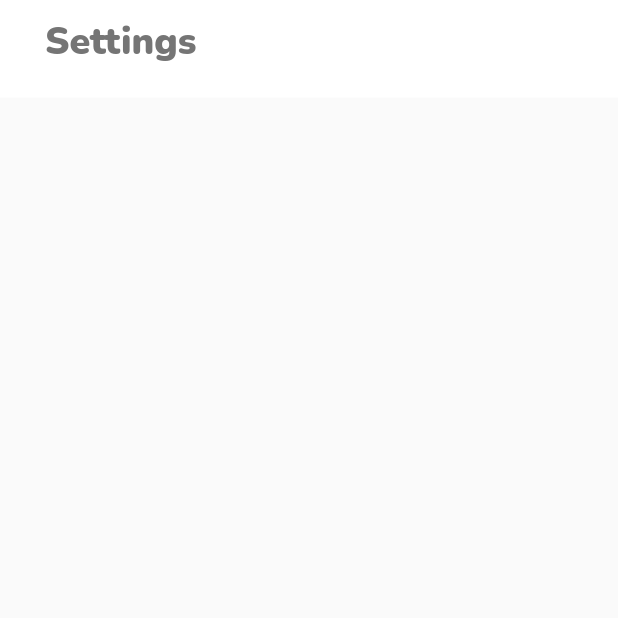
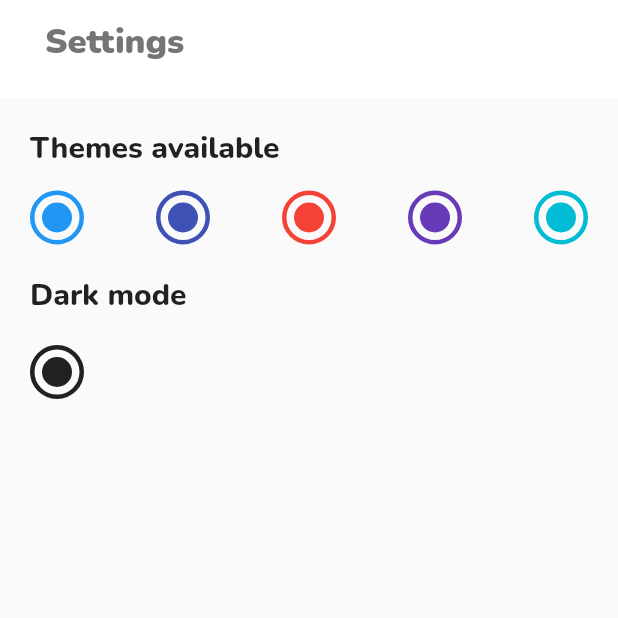
Before and after one commit to yogesh-hackx/Unknown_startup, a Flutter app: the SettingsScreen screen opened directly, on a phone screen of 412 x 824 dp, the top half of it. Run offline on Flutter 3.47's test engine with Material 2 defaults, Android fonts, the phone set to English and light mode, and no system bars; our stand-ins replace badges, cached_network_image, chewie, cloud_firestore, file_picker, firebase_auth and 12 more; missing offline and left inert: agora_rtc_engine, chat_pickers, flutter_downloader, video_compress, video_thumbnail; accounts and stored records are empty; network calls fail.

Commit message:
theme added

```diff
--- a/lib/main.dart
+++ b/lib/main.dart
@@ -2,6 +2,7 @@ import 'package:application_unknown/firebase/FirebaseMethods.dart';
 import 'package:application_unknown/helper/helper.dart';
 import 'package:flutter/material.dart';
 import 'package:flutter_downloader/flutter_downloader.dart';
+import 'package:google_fonts/google_fonts.dart';
 import 'package:intl/intl.dart';
 
 void main() async {
@@ -44,6 +45,22 @@ class _MyAppState extends State<MyApp> with WidgetsBindingObserver {
     return MaterialApp(
       debugShowCheckedModeBanner: false,
       title: 'Flutter Demo',
+      theme: ThemeData(
+          floatingActionButtonTheme: FloatingActionButtonThemeData(
+            backgroundColor: Color.fromRGBO(109, 175, 254, 1),
+          ),
+          buttonColor: Color.fromRGBO(109, 175, 254, 1),
+          bottomNavigationBarTheme: BottomNavigationBarThemeData(
+            type: BottomNavigationBarType.fixed,
+            selectedItemColor: Colors.blue[800],
+            unselectedItemColor: Colors.grey[700],
+            selectedLabelStyle: GoogleFonts.nunito(
+              fontWeight: FontWeight.bold,
+            ),
+            unselectedLabelStyle: GoogleFonts.nunito(
+              fontWeight: FontWeight.bold,
+            ),
+          )),
       initialRoute: '/',
       routes: {
         '/': (context) => Helper(),
--- a/lib/screens/home_screen.dart
+++ b/lib/screens/home_screen.dart
@@ -93,15 +93,6 @@ class _HomeScreenState extends State<HomeScreen> {
             ],
             currentIndex: currentIndex,
             onTap: navigation,
-            type: BottomNavigationBarType.fixed,
-            selectedItemColor: Color.fromRGBO(67, 127, 199, 1),
-            unselectedItemColor: Colors.grey[700],
-            selectedLabelStyle: GoogleFonts.nunito(
-              fontWeight: FontWeight.bold,
-            ),
-            unselectedLabelStyle: GoogleFonts.nunito(
-              fontWeight: FontWeight.bold,
-            ),
           ),
         ),
       ),
--- a/lib/screens/settings_screen.dart
+++ b/lib/screens/settings_screen.dart
@@ -20,12 +20,118 @@ class _SettingsScreenState extends State<SettingsScreen> {
             "Settings",
             style: GoogleFonts.nunito(
                 color: Colors.grey[600],
-                fontSize: 25,
+                fontSize: 23,
                 fontWeight: FontWeight.w900),
           ),
           backgroundColor: Colors.white,
         ),
       ),
+      body: ListView(
+        children: [
+          Container(
+            margin: const EdgeInsets.all(10),
+            padding: const EdgeInsets.all(10),
+            decoration: BoxDecoration(
+              borderRadius: BorderRadius.circular(10),
+            ),
+            child: Column(
+              mainAxisAlignment: MainAxisAlignment.start,
+              crossAxisAlignment: CrossAxisAlignment.start,
+              children: [
+                Container(
+                  child: Container(
+                    child: Text("Themes available",
+                        style: GoogleFonts.nunito(
+                            fontWeight: FontWeight.w800,
+                            fontSize: 20,
+                            color: Colors.black87)),
+                  ),
+                ),
+                Container(
+                  margin: EdgeInsets.only(top: 15),
+                  child: Row(
+                    mainAxisAlignment: MainAxisAlignment.spaceBetween,
+                    children: [
+                      Container(
+                        padding: const EdgeInsets.all(5),
+                        decoration: BoxDecoration(
+                            borderRadius: BorderRadius.circular(1000),
+                            border: Border.all(color: Colors.blue, width: 3)),
+                        child: const CircleAvatar(
+                          radius: 10,
+                          backgroundColor: Colors.blue,
+                        ),
+                      ),
+                      Container(
+                        padding: const EdgeInsets.all(5),
+                        decoration: BoxDecoration(
+                            borderRadius: BorderRadius.circular(1000),
+                            border: Border.all(color: Colors.indigo, width: 3)),
+                        child: const CircleAvatar(
+                          radius: 10,
+                          backgroundColor: Colors.indigo,
+                        ),
+                      ),
+                      Container(
+                        padding: const EdgeInsets.all(5),
+                        decoration: BoxDecoration(
+                            borderRadius: BorderRadius.circular(1000),
+                            border: Border.all(color: Colors.red, width: 3)),
+                        child: const CircleAvatar(
+                          radius: 10,
+                          backgroundColor: Colors.red,
+                        ),
+                      ),
+                      Container(
+                        padding: const EdgeInsets.all(5),
+                        decoration: BoxDecoration(
+                            borderRadius: BorderRadius.circular(1000),
+                            border:
+                                Border.all(color: Colors.deepPurple, width: 3)),
+                        child: const CircleAvatar(
+                          radius: 10,
+                          backgroundColor: Colors.deepPurple,
+                        ),
+                      ),
+                      Container(
+                        padding: const EdgeInsets.all(5),
+                        decoration: BoxDecoration(
+                            borderRadius: BorderRadius.circular(1000),
+                            border: Border.all(color: Colors.cyan, width: 3)),
+                        child: const CircleAvatar(
+                          radius: 10,
+                          backgroundColor: Colors.cyan,
+                        ),
+                      ),
+                    ],
+                  ),
+                ),
+                Container(
+                  child: Container(
+                    margin: EdgeInsets.only(top: 20),
+                    child: Text("Dark mode",
+                        style: GoogleFonts.nunito(
+                            fontWeight: FontWeight.w800,
+                            fontSize: 20,
+                            color: Colors.black87)),
+                  ),
+                ),
+                Container(
+                  margin: EdgeInsets.only(top: 20),
+                  padding: const EdgeInsets.all(5),
+                  decoration: BoxDecoration(
+                      borderRadius: BorderRadius.circular(1000),
+                      border: Border.all(color: Colors.black87, width: 3)),
+                  child: const CircleAvatar(
+                    radius: 10,
+                    backgroundColor: Colors.black87,
+                  ),
+                ),
+              ],
+            ),
+          )
+        ],
+      ),
     );
   }
 }
--- a/lib/screens/signup.dart
+++ b/lib/screens/signup.dart
@@ -122,7 +122,7 @@ class _SignUpScreenState extends State<SignUpScreen> {
               },
               shape: RoundedRectangleBorder(
                   borderRadius: BorderRadius.circular(3)),
-              color: Color.fromRGBO(109, 175, 254, 1),
+              color: Theme.of(context).buttonColor,
               textColor: Colors.white,
               padding: EdgeInsets.all(18),
               child: Text(
--- a/lib/screens/users_screen.dart
+++ b/lib/screens/users_screen.dart
@@ -95,8 +95,10 @@ class _ChatScreenUsersState extends State<ChatScreenUsers> {
                                       peerUid: userData["Id"],
                                       peerphoneNumber: userData["phoneNumber"],
                                       unseenMessagesCount: "$unseenCount",
-                                    lastMessageTime:(ds["lastMessageSendTimeDate"] as Timestamp).toDate()
-                                  );
+                                      lastMessageTime:
+                                          (ds["lastMessageSendTimeDate"]
+                                                  as Timestamp)
+                                              .toDate());
                                 }
                                 return Container(
                                   height: 0,
@@ -116,8 +118,10 @@ class _ChatScreenUsersState extends State<ChatScreenUsers> {
             }
           }),
       floatingActionButton: FloatingActionButton(
-        backgroundColor: Color.fromRGBO(109, 175, 254, 1),
-        child: Icon(Icons.search_rounded),
+        child: Icon(
+          Icons.search_rounded,
+          color: Colors.white,
+        ),
         onPressed: () {
           Navigator.push(context, MaterialPageRoute(builder: (context) {
             return SearchBar();
```
Lines whose indentation alone changed are shown as unchanged.
